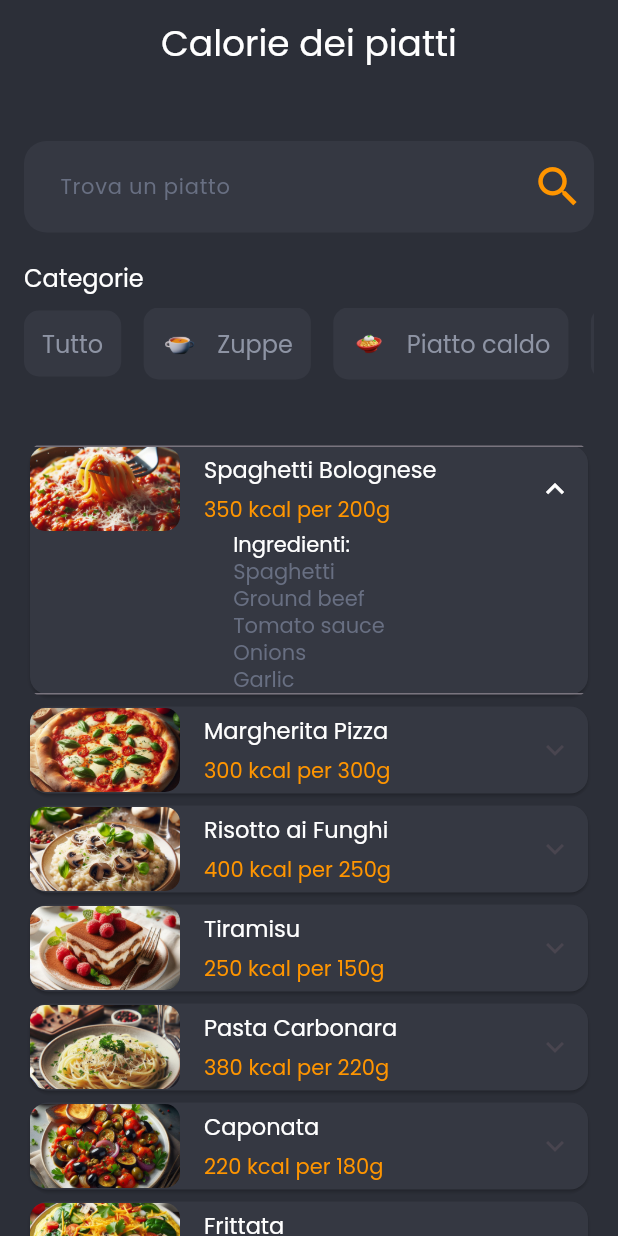
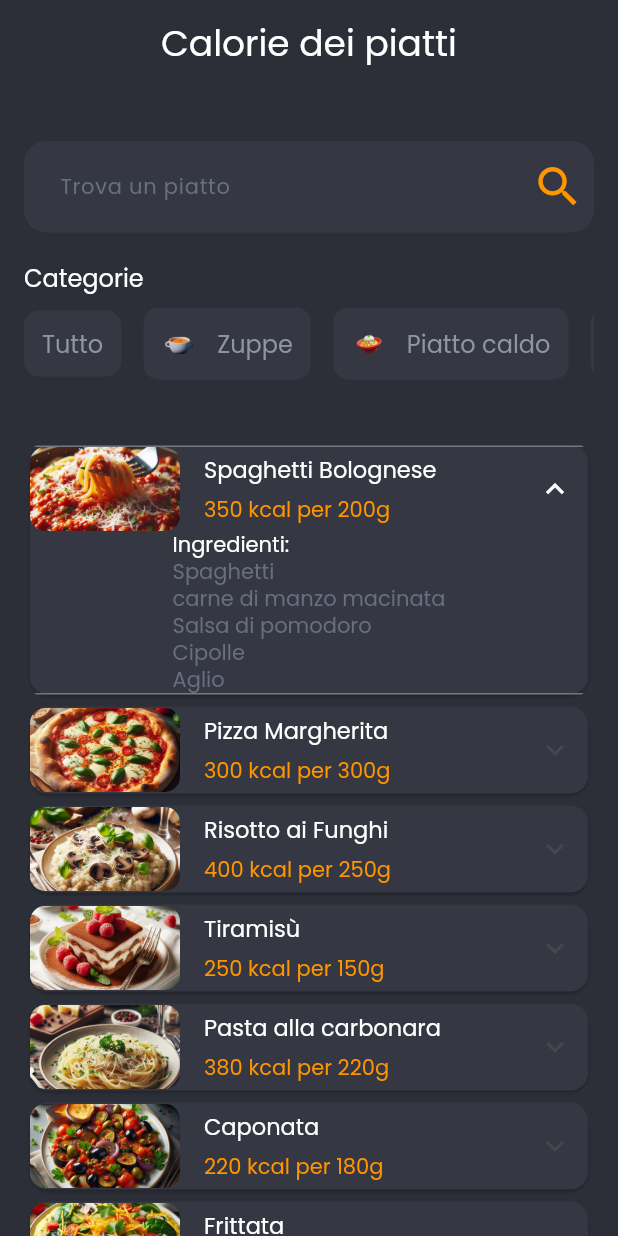
Before and after one commit to kerimn/italian_food, a Flutter app: the CookScreen screen opened directly, after a tap on "Spaghetti Bolognese", on a phone screen of 412 x 824 dp. Run offline on Flutter 3.47's test engine with Material 3 defaults, Android fonts, the phone set to English and light mode, and no system bars; our stand-ins replace flutter_svg, shared_preferences; accounts and stored records are empty.

Commit message:
translate data italian feeds

```diff
--- a/lib/data/products.dart
+++ b/lib/data/products.dart
@@ -5,26 +5,31 @@
     id: 1,
     name: "Spaghetti Bolognese",
     img: "assets/img/feeds/spaghetti_bolognese.jpg",
-    description: "Classic Italian pasta dish with meaty Bolognese sauce.",
+    description: "Classico piatto di pasta italiana con ragù alla bolognese.",
     kcal: "350",
     weight: "200g",
     ingredients: [
       "Spaghetti",
-      "Ground beef",
-      "Tomato sauce",
-      "Onions",
-      "Garlic"
+      "carne di manzo macinata",
+      "Salsa di pomodoro",
+      "Cipolle",
+      "Aglio"
     ],
   ),
   Product(
     id: 2,
-    name: "Margherita Pizza",
+    name: "Pizza Margherita",
     img: "assets/img/feeds/margherita.jpg",
     description:
-        "Simple and delicious pizza with tomato, mozzarella, and basil.",
+        "Pizza semplice e deliziosa con pomodoro, mozzarella e basilico.",
     kcal: "300",
     weight: "300g",
-    ingredients: ["Pizza dough", "Tomato sauce", "Mozzarella", "Fresh basil"],
+    ingredients: [
+      "impasto per pizza",
+      "Salsa di pomodoro",
+      "Mozzarella",
+      "Basilico fresco"
+    ],
   ),
   Product(
     id: 3,
@@ -34,96 +39,104 @@
     kcal: "400",
     weight: "250g",
     ingredients: [
-      "Arborio rice",
-      "Wild mushrooms",
-      "Chicken broth",
-      "Parmesan"
+      "Riso Arborio",
+      "Funghi selvatici",
+      "Brodo di pollo",
+      "Parmigiano"
     ],
   ),
   Product(
     id: 4,
-    name: "Tiramisu",
+    name: "Tiramisù",
     img: "assets/img/feeds/tiramisu.jpg",
     description:
-        "Classic Italian dessert made with coffee-soaked ladyfingers and mascarpone cream.",
+        "Classico dolce italiano a base di savoiardi imbevuti di caffè e crema al mascarpone.",
     kcal: "250",
     weight: "150g",
-    ingredients: ["Ladyfingers", "Mascarpone", "Espresso", "Cocoa powder"],
+    ingredients: ["Savoiardi", "Mascarpone", "Espresso", "Polvere di cacao"],
   ),
   Product(
     id: 5,
-    name: "Pasta Carbonara",
+    name: "Pasta alla carbonara",
     img: "assets/img/feeds/pastaCarbonara.jpg",
     description:
-        "Pasta dish with creamy sauce made from eggs, cheese, pancetta, and black pepper.",
+        "Piatto di pasta con salsa cremosa a base di uova, formaggio, pancetta e pepe nero.",
     kcal: "380",
     weight: "220g",
-    ingredients: ["Spaghetti", "Eggs", "Pancetta", "Parmesan", "Black pepper"],
+    ingredients: ["Spaghetti", "Uova", "Pancetta", "Parmigiano", "Pepe nero"],
   ),
   Product(
     id: 6,
     name: "Caponata",
     img: "assets/img/feeds/caponata.jpg",
-    description: "Sicilian eggplant dish with tomatoes, olives, and capers.",
+    description:
+        "Piatto siciliano di melanzane con pomodorini, olive e capperi.",
     kcal: "220",
     weight: "180g",
     ingredients: [
-      "Eggplant",
-      "Tomatoes",
-      "Olives",
-      "Capers",
-      "Celery",
-      "Red wine vinegar"
+      "Melanzana",
+      "Pomodori",
+      "Olive",
+      "capperi",
+      "Sedano",
+      "aceto di vino rosso"
     ],
   ),
   Product(
     id: 7,
     name: "Frittata",
     img: "assets/img/feeds/frittata.jpg",
-    description: "Open-faced omelet with vegetables, cheese, and herbs.",
+    description:
+        "Frittata a faccia aperta con verdure, formaggio ed erbe aromatiche.",
     kcal: "300",
     weight: "200g",
-    ingredients: ["Eggs", "Bell peppers", "Onions", "Cheese", "Herbs"],
+    ingredients: [
+      "Uova",
+      "Peperoni",
+      "Cipolle",
+      "Formaggio",
+      "Erbe aromatiche"
+    ],
   ),
   Product(
     id: 8,
     name: "Minestrone Soup",
     img: "assets/img/feeds/minestrone.jpg",
-    description: "Hearty vegetable soup with beans and pasta.",
+    description: "Zuppa di verdure abbondante con fagioli e pasta.",
     kcal: "180",
     weight: "300g",
     ingredients: [
-      "Carrots",
-      "Celery",
-      "Tomatoes",
-      "Beans",
+      "Carote",
+      "Sedano",
+      "Pomodori",
+      "Fagioli",
       "Pasta",
-      "Zucchini"
+      "Zucchine"
     ],
   ),
   Product(
     id: 9,
     name: "Bruschetta",
     img: "assets/img/feeds/bruschetta.jpg",
-    description: "Toasted bread topped with tomatoes, garlic, and basil.",
+    description: "Pane tostato condito con pomodoro, aglio e basilico.",
     kcal: "120",
     weight: "120g",
-    ingredients: ["Baguette", "Tomatoes", "Garlic", "Basil", "Olive oil"],
+    ingredients: ["Baguette", "Pomodori", "Aglio", "Basilico", "Olio d'oliva"],
   ),
   Product(
     id: 10,
-    name: "Amatriciana Pasta",
+    name: "Pasta all'amatriciana",
     img: "assets/img/feeds/amatricianaPasta.jpg",
     description:
-        "Pasta with tomato sauce, guanciale, pecorino cheese, and red pepper.",
+        "Pasta con salsa di pomodoro, guanciale, pecorino e peperoncino.",
     kcal: "420",
     weight: "250g",
     ingredients: [
       "Spaghetti",
-      "Tomato sauce",
+      "Salsa di pomodoro",
       "Guanciale",
-      "Pecorino cheese",
-      "Red pepper"
+      "Formaggio pecorino",
+      "Pepe rosso"
     ],
   ),
   Product(
@@ -131,72 +144,90 @@
     name: "Risotto ai Frutti di Mare",
     img: "assets/img/feeds/risotto.jpg",
     description:
-        "Seafood risotto made with Arborio rice, mixed seafood, and a flavorful broth.",
+        "Risotto ai frutti di mare preparato con riso Arborio, misto di mare e un brodo saporito.",
     kcal: "480",
     weight: "350g",
-    ingredients: ["Arborio rice", "Mixed seafood", "Broth", "White wine"],
+    ingredients: [
+      "Riso Arborio",
+      "Frutti di mare misti",
+      "Brodo",
+      "vino bianco"
+    ],
   ),
   Product(
     id: 12,
     name: "Ossobuco alla Milanese",
     img: "assets/img/feeds/ossobuco_alla_milanese.jpg",
     description:
-          "Braised veal shanks cooked with white wine, broth, and onions, flavored with gremolata.",
+        "Stinco di vitello brasato cotto con vino bianco, brodo e cipolla, aromatizzato con gremolata.",
     kcal: "450",
     weight: "300g",
-      ingredients: ["Veal shanks", "White wine", "Onions", "Gremolata"]),
+    ingredients: ["Stinco di vitello", "vino bianco", "Cipolle", "Gremolata"],
+  ),
   Product(
     id: 13,
     name: "Ossobuco",
     img: "assets/img/feeds/ossobuco.jpg",
-    description: "Braised veal shanks with white wine, broth, and vegetables.",
+    description: "Stinco di vitello brasato al vino bianco, brodo e verdure.",
     kcal: "450",
     weight: "300g",
-    ingredients: ["Veal shanks", "White wine", "Tomato", "Carrots", "Celery"],
+    ingredients: [
+      "Stinco di vitello",
+      "Vino bianco",
+      "Pomodoro",
+      "Carote",
+      "Sedano"
+    ],
   ),
   Product(
     id: 14,
     name: "Cannoli",
     img: "assets/img/feeds/cannoli.jpg",
-    description: "Sicilian pastries filled with sweetened ricotta cheese.",
+    description: "Dolci siciliani ripieni di ricotta zuccherata.",
     kcal: "320",
     weight: "120g",
     ingredients: [
-      "Flour",
+      "Farina",
       "Ricotta",
-      "Sugar",
-      "Chocolate chips",
-      "Candied fruit"
+      "Zucchero",
+      "Patatine al cioccolato",
+      "Frutta candita"
     ],
   ),
   Product(
     id: 15,
     name: "Gnocchi",
     img: "assets/img/feeds/gnocchi.jpg",
-    description: "Soft potato dumplings served with various sauces.",
+    description: "Gnocchi morbidi di patate serviti con salse varie.",
     kcal: "300",
     weight: "250g",
-    ingredients: ["Potatoes", "Flour", "Egg", "Tomato sauce", "Basil"],
+    ingredients: ["Patate", "Farina", "Uovo", "Pomodoro", "Basilico"],
   ),
   Product(
     id: 16,
     name: "Pesto Genovese",
     img: "assets/img/feeds/pestoGenovese.jpg",
     description:
-        "Classic Genoese sauce made with basil, garlic, pine nuts, Parmesan, and olive oil.",
+        "Classica salsa genovese a base di basilico, aglio, pinoli, parmigiano e olio d'oliva.",
     kcal: "180",
     weight: "150g",
-    ingredients: ["Basil", "Garlic", "Pine nuts", "Parmesan", "Olive oil"],
+    ingredients: ["Basilico", "Aglio", "Pinoli", "Parmigiano", "Olio d'oliva"],
   ),
   Product(
     id: 17,
     name: "Saltimbocca alla Romana",
     img: "assets/img/feeds/saltimbocca.jpg",
     description:
-        "Veal cutlets wrapped in prosciutto and sage, cooked in white wine.",
+        "Cotolette di vitello avvolte nel prosciutto e salvia, cotte nel vino bianco.",
     kcal: "320",
     weight: "250g",
-    ingredients: ["Veal cutlets", "Prosciutto", "Sage", "White wine", "Butter"],
+    ingredients: [
+      "Cotolette di vitello",
+      "Prosciutto",
+      "Salvia",
+      "Vino bianco",
+      "Burro"
+    ],
   ),
   //
   Product(
@@ -204,24 +235,29 @@
       name: "Gnocchi alla Sorrentina",
       img: "assets/img/feeds/saltimbocca.jpg",
       description:
-          "Soft potato dumplings baked with tomato sauce, mozzarella, and fresh basil.",
+          "Gnocchi morbidi di patate al forno con salsa di pomodoro, mozzarella e basilico fresco.",
       kcal: "380",
       weight: "300g",
-      ingredients: ["Gnocchi", "Tomato sauce", "Mozzarella", "Fresh basil"]),
+      ingredients: [
+        "Gnocchi",
+        "Salsa di pomodoro",
+        "Mozzarella",
+        "Basilico fresco"
+      ]),
   Product(
     id: 19,
     name: "Caprese Salad",
     img: "assets/img/feeds/capreseSalad.jpg",
     description:
-        "Simple salad with tomatoes, fresh mozzarella, basil, and olive oil.",
+        "Insalata semplice con pomodori, mozzarella fresca, basilico e olio d'oliva.",
     kcal: "150",
     weight: "200g",
     ingredients: [
-      "Tomatoes",
+      "Pomodori",
       "Mozzarella",
-      "Basil",
-      "Olive oil",
-      "Balsamic glaze"
+      "Basilico",
+      "Olio d'oliva",
+      "Glassa balsamica"
     ],
   ),
   Product(
@@ -229,113 +265,125 @@
       name: "Carpaccio di Manzo",
       img: "assets/img/feeds/Carpaccio.jpg",
       description:
-          "Thin slices of raw beef topped with arugula, Parmesan, and a lemony dressing.",
+          "Fette sottili di manzo crudo condite con rucola, parmigiano e salsa al limone",
       kcal: "220",
       weight: "150g",
-      ingredients: ["Beef", "Arugula", "Parmesan", "Lemon dressing"]),
+      ingredients: ["Manzo", "Rucola", "Parmigiano", "Condimento al limone"]),
   Product(
     id: 21,
     name: "Panna Cotta",
     img: "assets/img/feeds/pannacotta.jpg",
-    description: "Italian dessert of sweetened cream thickened with gelatin.",
+    description: "Dessert italiano di crema zuccherata addensata con gelatina.",
     kcal: "280",
     weight: "150g",
-    ingredients: ["Heavy cream", "Sugar", "Vanilla", "Gelatin"],
+    ingredients: ["Panna pesante", "Zucchero", "Vaniglia", "Gelatina"],
   ),
   Product(
     id: 22,
     name: "Polenta",
     img: "assets/img/feeds/polenta.jpg",
-    description: "Cornmeal porridge served with various toppings.",
+    description: "Porridge di farina di mais servito con vari condimenti",
     kcal: "350",
     weight: "200g",
-    ingredients: ["Cornmeal", "Water", "Butter", "Parmesan", "Mushrooms"],
+    ingredients: ["Farina di mais", "Acqua", "Burro", "Parmigiano", "Funghi"],
   ),
   Product(
     id: 23,
     name: "Saltimbocca",
     img: "assets/img/feeds/saltimbocca.jpg",
-    description: "Veal cutlets wrapped with prosciutto and sage.",
+    description: "Costolette di vitello avvolte con prosciutto e salvia.",
     kcal: "400",
     weight: "280g",
-    ingredients: ["Veal cutlets", "Prosciutto", "Sage", "White wine", "Butter"],
+    ingredients: [
+      "Cotolette di vitello",
+      "Prosciutto",
+      "Salvia",
+      "Vino bianco",
+      "Burro"
+    ],
   ),
   Product(
     id: 24,
     name: "Linguine alle Vongole",
     img: "assets/img/feeds/linguine.jpg",
-    description: "Linguine pasta with fresh clams, garlic, and white wine.",
+    description: "Linguine con vongole fresche, aglio e vino bianco.",
     kcal: "350",
     weight: "280g",
-    ingredients: ["Linguine pasta", "Clams", "Garlic", "White wine", "Parsley"],
+    ingredients: ["Linguine", "Vongole", "Aglio", "Vino bianco", "Prezzemolo"],
   ),
   Product(
     id: 25,
     name: "Zuppa Toscana",
     img: "assets/img/feeds/zuppa.jpg",
-    description: "Tuscan soup with sausage, potatoes, kale, and cream.",
+    description: "Zuppa toscana con salsiccia, patate, cavolo riccio e panna.",
     kcal: "280",
     weight: "300g",
     ingredients: [
-      "Italian sausage",
-      "Potatoes",
-      "Kale",
-      "Chicken broth",
-      "Cream"
+      "Salsiccia italiana",
+      "Patate",
+      "Cavolo",
+      "Brodo di pollo",
+      "Crema"
     ],
   ),
   Product(
     id: 26,
     name: "Cacio e Pepe",
     img: "assets/img/feeds/cacio.jpg",
-    description: "Pasta dish with Pecorino Romano cheese and black pepper.",
+    description: "Piatto di pasta con pecorino romano e pepe nero.",
     kcal: "400",
     weight: "220g",
-    ingredients: ["Spaghetti", "Pecorino Romano", "Black pepper", "Olive oil"],
+    ingredients: ["Spaghetti", "Pecorino Romano", "Pepe nero", "Olio d'oliva"],
   ),
   Product(
     id: 27,
     name: "Cioppino",
     img: "assets/img/feeds/cioppino.jpg",
     description:
-        "Italian-American fisherman's stew with various seafood and tomatoes.",
+        "Stufato di pescatore italo-americano con vari frutti di mare e pomodori.",
     kcal: "350",
     weight: "320g",
-    ingredients: ["Shrimp", "Mussels", "Clams", "Fish fillets", "Tomato broth"],
+    ingredients: [
+      "Gamberetti",
+      "Cozze",
+      "Vongole",
+      "Filetti di pesce",
+      "Brodo di pomodoro"
+    ],
   ),
   Product(
     id: 28,
     name: "Ravioli al Burro e Salvia",
     img: "assets/img/feeds/ravioli.jpg",
-    description: "Ravioli pasta with a simple butter and sage sauce.",
+    description: "Ravioli con un sugo semplice di burro e salvia",
     kcal: "290",
     weight: "200g",
-    ingredients: ["Ravioli", "Butter", "Sage", "Parmesan"],
+    ingredients: ["Ravioli", "Burro", "Salvia", "Parmigiano"],
   ),
   //
   Product(
     id: 29,
     name: "Tagliatelle al Ragu",
     img: "assets/img/feeds/ravioli.jpg",
-    description: "Flat ribbons of pasta with a rich Bolognese meat sauce.",
+    description: "Nastri piatti di pasta con un ricco ragù alla bolognese.",
     kcal: "450",
     weight: "200g",
-    ingredients: ["Tagliatelle pasta", "Bolognese sauce", "Parmesan cheese"],
+    ingredients: ["Tagliatelle", "Ragù alla bolognese", "Parmigiano"],
   ),
   Product(
     id: 30,
     name: "Osso Buco",
     img: "assets/img/feeds/ossobuco.jpg",
-    description: "Braised veal shanks with white wine, broth, and vegetables.",
+    description: "Stinco di vitello brasato al vino bianco, brodo e verdure.",
     kcal: "450",
     weight: "300g",
     ingredients: [
-      "Veal shanks",
-      "White wine",
-      "Broth",
-      "Carrots",
-      "Onions",
-      "Tomatoes"
+      "Stinco di vitello",
+      "Vino bianco",
+      "Brodo",
+      "Carote",
+      "Cipolle",
+      "Pomodori"
     ],
   ),
 ];
```
Lines whose indentation alone changed are shown as unchanged.
